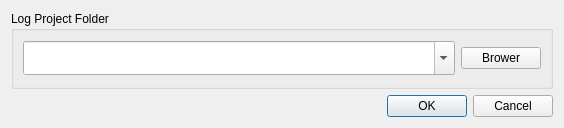
The window that folderopendialog.ui (guolisen/Arm) describes before a commit, drawn with Qt 5.
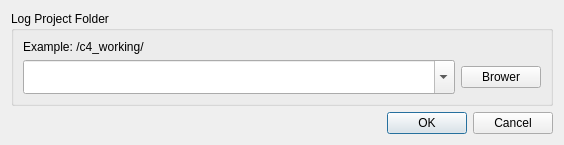
The same window after the commit.

Diff of the .ui file:
```diff
--- a/folderopendialog.ui
+++ b/folderopendialog.ui
@@ -26,9 +26,7 @@
       <string>Log Project Folder</string>
      </property>
      <layout class="QGridLayout" name="gridLayout_2">
-      <item row="0" column="0">
-       <layout class="QHBoxLayout" name="horizontalLayout">
-        <item>
+      <item row="1" column="0">
          <widget class="QComboBox" name="comboBox">
           <property name="styleSheet">
            <string notr="true">height: 28</string>
@@ -38,7 +36,7 @@
           </property>
          </widget>
         </item>
-        <item>
+      <item row="1" column="1">
          <widget class="QPushButton" name="pushButton">
           <property name="sizePolicy">
            <sizepolicy hsizetype="Fixed" vsizetype="Fixed">
@@ -51,7 +49,12 @@
           </property>
          </widget>
         </item>
-       </layout>
+      <item row="0" column="0">
+       <widget class="QLabel" name="label">
+        <property name="text">
+         <string>Example: /c4_working/</string>
+        </property>
+       </widget>
       </item>
      </layout>
     </widget>
```
Lines whose indentation alone changed are shown as unchanged.
